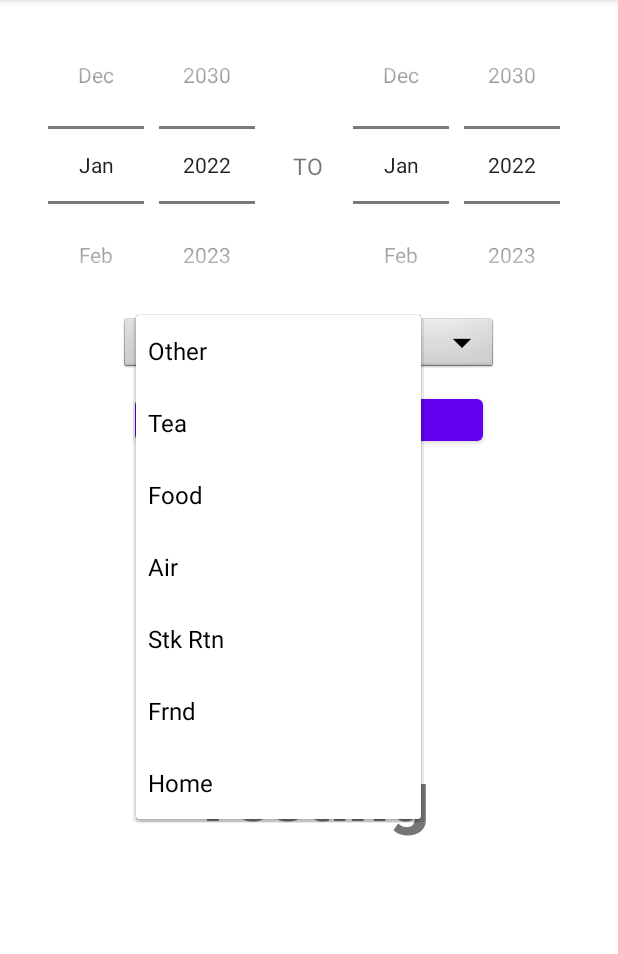
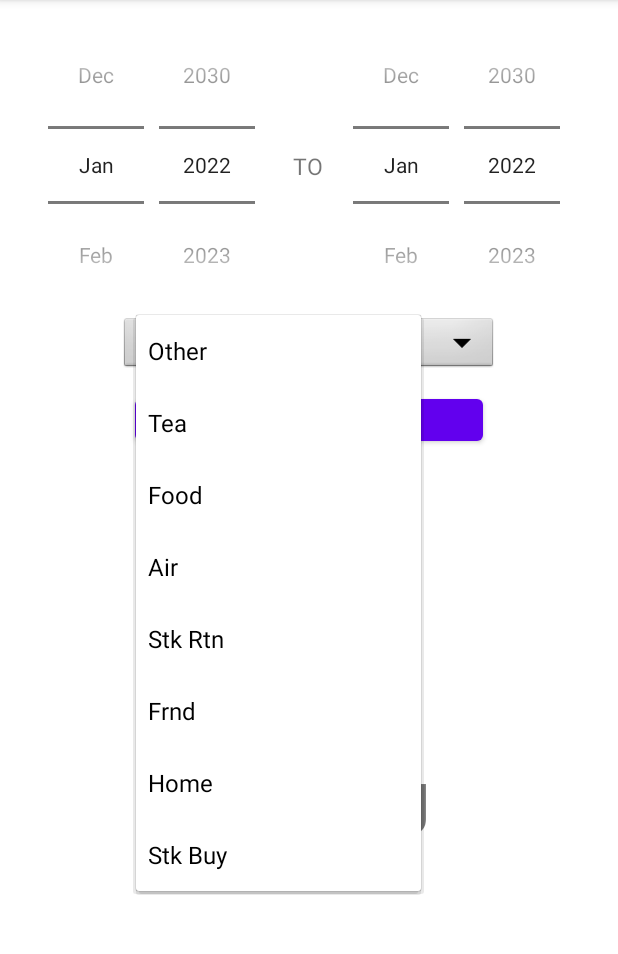
Before and after one commit to Aravindkothamasu/Android-SampleApp, an Android app: the PeriodicStats screen opened directly, with no data from a screen before it, after a tap on "Other", on a phone screen of 412 x 824 dp, the part 84-1038 px from its top. Run offline under Robolectric (Android 15) with nearby library versions, the phone set to English and light mode, and no system bars; our stand-ins replace navigation-ui; Roboto replaces fonts that are not available here.

Commit message:
Added Stk Buy Option to the user

```diff
--- a/app/src/main/java/com/example/sampletestapp/DBHandler.java
+++ b/app/src/main/java/com/example/sampletestapp/DBHandler.java
@@ -105,6 +105,7 @@ public class DBHandler extends SQLiteOpenHelper {
         lCategoryNameList.add(context.getString(R.string.CATEGORY5));
         lCategoryNameList.add(context.getString(R.string.CATEGORY6));
         lCategoryNameList.add(context.getString(R.string.CATEGORY7));
+        lCategoryNameList.add(context.getString(R.string.CATEGORY8));
     }
 
     public CategoryResult[] getPeriodicStats( CurrentDate StartDate, CurrentDate EndDate, String selectedCategory ) {
--- a/app/src/main/res/layout/activity_main.xml
+++ b/app/src/main/res/layout/activity_main.xml
@@ -135,7 +135,7 @@
         android:layout_width="wrap_content"
         android:layout_height="wrap_content"
         android:layout_marginEnd="8dp"
-        android:text="Purchase Stats"
+        android:text="Month Stats"
         android:textSize="15dp"
         app:layout_constraintBottom_toBottomOf="@+id/idExpenseStat"
         app:layout_constraintEnd_toStartOf="@+id/idExpenseStat"
@@ -164,7 +164,7 @@
         android:layout_width="wrap_content"
         android:layout_height="wrap_content"
         android:layout_marginEnd="8dp"
-        android:text="Purchase Stats"
+        android:text="Category Stats"
         android:textSize="15dp"
         app:layout_constraintBottom_toBottomOf="@+id/idPeriodStats"
         app:layout_constraintEnd_toStartOf="@+id/idPeriodStats"
--- a/app/src/main/res/values/strings.xml
+++ b/app/src/main/res/values/strings.xml
@@ -35,7 +35,7 @@
 
     <!-- Purchase Category Type declaration -->
     <!-- TODO : if ever changed any need to change in DBHandler.java ( func feedCategoryNameList() ) -->
-    <integer name="CATEGORY_COUNT">7</integer>
+    <integer name="CATEGORY_COUNT">8</integer>
 
     <string name="CATEGORY1">Other</string>
     <string name="CATEGORY2">Tea</string>
@@ -44,6 +44,7 @@
     <string name="CATEGORY5">Stk Rtn</string>
     <string name="CATEGORY6">Frnd</string>
     <string name="CATEGORY7">Home</string>
+    <string name="CATEGORY8">Stk Buy</string>
 
     <string name="CATEGORY_OTHER">@string/CATEGORY1</string>
     <string name="CATEGORY_STOCK_RTN">@string/CATEGORY5</string>
```
Also changed, not shown: 1 other file.
